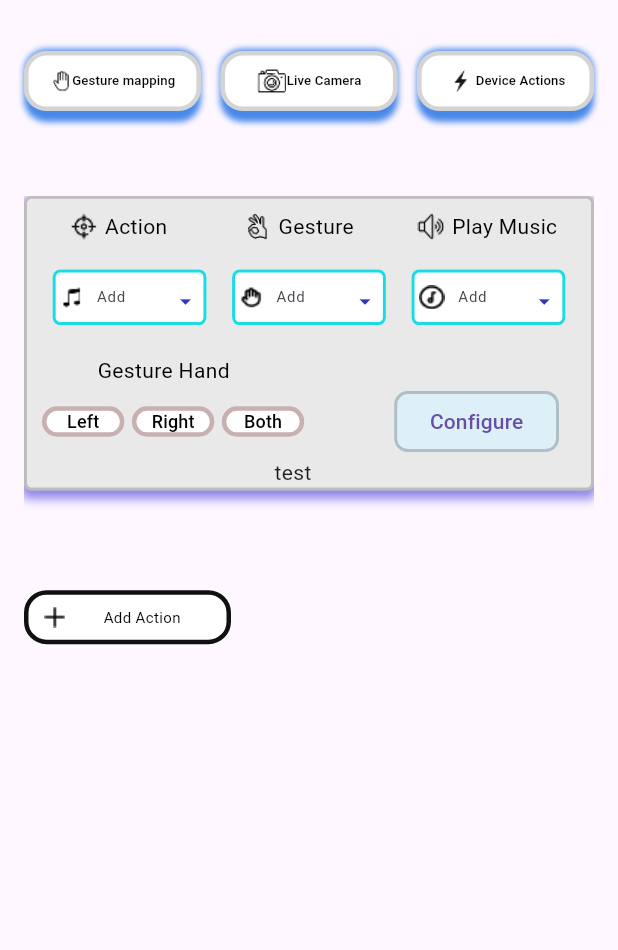
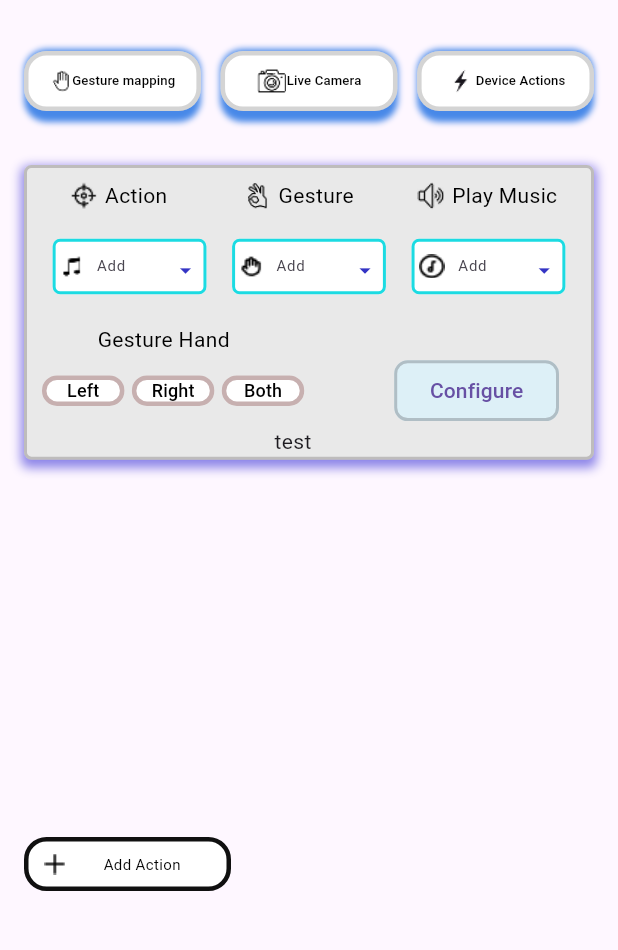
Before and after one commit to RafailAndreou/sensee, a Flutter app: the screen it shows after launch, on a phone screen of 412 x 824 dp, the part 63-1013 px from its top. Run offline on Flutter 3.47's test engine with Material 3 defaults, Android fonts, the phone set to English and light mode, and no system bars; our stand-ins replace webview_flutter; missing offline and left inert: ir_sensor_plugin.

```diff
--- a/surface_controller/lib/configue.dart
+++ b/surface_controller/lib/configue.dart
@@ -1,4 +1,4 @@
-import 'package:surface_controller/global.dart';
+import 'package:surface_controller/globals/global.dart';
 
 void print_config() {
   print(
--- /dev/null
+++ b/surface_controller/lib/globals/connectionslist.dart
@@ -0,0 +1,8 @@
+import 'package:flutter/material.dart';
+
+ValueNotifier<List<int>> connectionsList = ValueNotifier<List<int>>([0]);
+
+void addNewConnection() {
+  connectionsList.value = List.from(connectionsList.value)
+    ..add(connectionsList.value.length);
+}
--- a/surface_controller/lib/screen/brands/widgets/search.dart
+++ b/surface_controller/lib/screen/brands/widgets/search.dart
@@ -1,5 +1,5 @@
 import 'package:flutter/material.dart';
-import 'package:surface_controller/global.dart';
+import 'package:surface_controller/globals/global.dart';
 
 class Search extends StatefulWidget {
   final ValueChanged<String> onChanged;
--- a/surface_controller/lib/screen/gesturemapping/addactionbutton.dart
+++ b/surface_controller/lib/screen/gesturemapping/addactionbutton.dart
@@ -1,4 +1,5 @@
 import 'package:flutter/material.dart';
+import 'package:surface_controller/globals/connectionslist.dart';
 
 class AddActionButton extends StatelessWidget {
   const AddActionButton({super.key, required this.title});
@@ -9,6 +10,7 @@ class AddActionButton extends StatelessWidget {
   Widget build(BuildContext context) {
     return GestureDetector(
       onTap: () {
+        addNewConnection();
         // Handle button tap
       },
       child: Container(
--- a/surface_controller/lib/screen/gesturemapping/buttons.dart
+++ b/surface_controller/lib/screen/gesturemapping/buttons.dart
@@ -1,6 +1,6 @@
 import 'package:flutter/material.dart';
 import '../../irblaster.dart';
-import 'package:surface_controller/sizes.dart';
+import 'package:surface_controller/globals/sizes.dart';
 
 class CustomButton extends StatelessWidget {
   final String title;
--- a/surface_controller/lib/screen/gesturemapping/gesturemapping.dart
+++ b/surface_controller/lib/screen/gesturemapping/gesturemapping.dart
@@ -2,9 +2,10 @@ import 'package:flutter/material.dart';
 import 'widgets/connection/connection.dart';
 import 'addactionbutton.dart';
 import 'menu.dart';
+import '../../globals/connectionslist.dart';
 
 class Gesturemapping extends StatelessWidget {
-  const Gesturemapping({super.key});
+  Gesturemapping({super.key});
 
   @override
   Widget build(BuildContext context) {
@@ -14,13 +15,20 @@ class Gesturemapping extends StatelessWidget {
         Spacer(flex: 1),
         // keep the connection widget at its intended height
         Flexible(
-          flex: 4,
-          child: ListView(
-            children: [
-              SizedBox(child: Connection()),
-              SizedBox(height: 50),
-              SizedBox(child: Connection()),
-            ],
+          flex: 13,
+          child: ValueListenableBuilder(
+            valueListenable: connectionsList,
+            builder: (context, value, child) {
+              return ListView.separated(
+                itemBuilder: (context, index) {
+                  return SizedBox(child: Connection());
+                },
+                separatorBuilder: (context, index) {
+                  return SizedBox(height: 50);
+                },
+                itemCount: connectionsList.value.length,
+              );
+            },
           ),
         ),
         Spacer(),
--- a/surface_controller/lib/screen/gesturemapping/widgets/connection/configurebutton.dart
+++ b/surface_controller/lib/screen/gesturemapping/widgets/connection/configurebutton.dart
@@ -1,5 +1,5 @@
 import 'package:flutter/material.dart';
-import '../../../../sizes.dart';
+import '../../../../globals/sizes.dart';
 
 class ConfigureButton extends StatelessWidget {
   final String label;
--- a/surface_controller/lib/screen/gesturemapping/widgets/connection/connection.dart
+++ b/surface_controller/lib/screen/gesturemapping/widgets/connection/connection.dart
@@ -2,10 +2,10 @@ import 'package:flutter/material.dart';
 import 'dropdownmenu.dart';
 import 'handbutton.dart';
 import 'configurebutton.dart';
-import 'package:surface_controller/global.dart';
+import 'package:surface_controller/globals/global.dart';
 import 'package:surface_controller/configue.dart';
 import 'package:surface_controller/server/server.dart';
-import 'package:surface_controller/sizes.dart';
+import 'package:surface_controller/globals/sizes.dart';
 
 class Connection extends StatefulWidget {
   const Connection({super.key});
--- a/surface_controller/lib/screen/gesturemapping/widgets/connection/dropdownmenu.dart
+++ b/surface_controller/lib/screen/gesturemapping/widgets/connection/dropdownmenu.dart
@@ -1,8 +1,8 @@
 // ignore_for_file: avoid_print
 import 'package:flutter/material.dart';
 import '../../../brands/configurationscreen.dart';
-import 'package:surface_controller/global.dart';
-import 'package:surface_controller/sizes.dart';
+import 'package:surface_controller/globals/global.dart';
+import 'package:surface_controller/globals/sizes.dart';
 
 class DropDownMenu extends StatelessWidget {
   final String selectedValue;
--- a/surface_controller/lib/screen/gesturemapping/widgets/connection/handbutton.dart
+++ b/surface_controller/lib/screen/gesturemapping/widgets/connection/handbutton.dart
@@ -1,5 +1,5 @@
 import 'package:flutter/material.dart';
-import 'package:surface_controller/sizes.dart';
+import 'package:surface_controller/globals/sizes.dart';
 
 class HandButton extends StatelessWidget {
   final String label;
--- a/surface_controller/lib/server/server.dart
+++ b/surface_controller/lib/server/server.dart
@@ -1,6 +1,6 @@
 import 'package:http/http.dart' as http;
 import 'dart:convert';
-import 'package:surface_controller/global.dart';
+import 'package:surface_controller/globals/global.dart';
 
 const String serverUrl = "http://10.219.41.82:8000/configuration";
 
```
Also changed, not shown: surface_controller/lib/globals/global.dart (renamed from surface_controller/lib/global.dart), surface_controller/lib/globals/sizes.dart (renamed from surface_controller/lib/sizes.dart), 1 other file.
